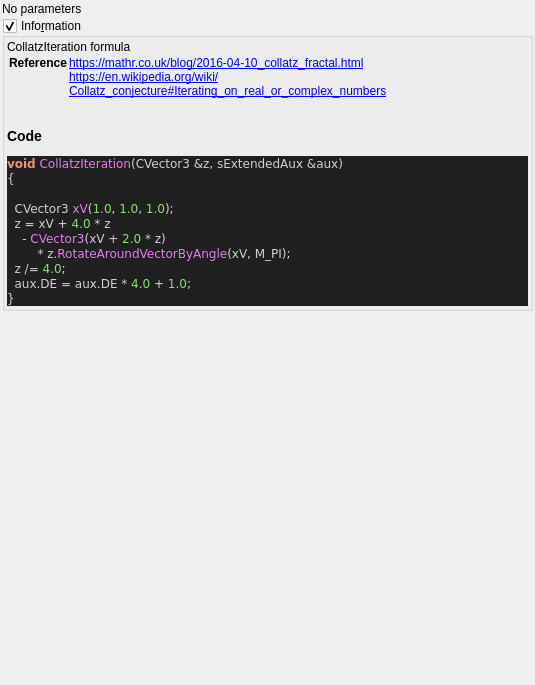
Qt form mandelbulber2/qt_data/fractal_collatz.ui (buddhi1980/mandelbulber2) before a commit.
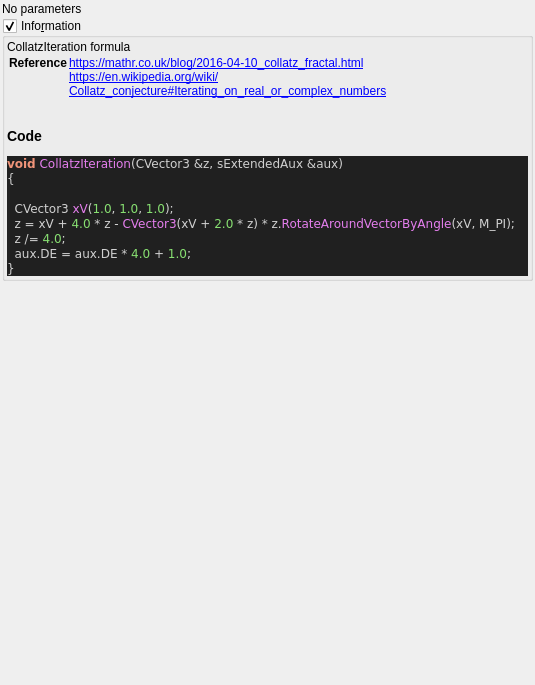
The same form after that commit. Custom widgets are drawn as their Qt base class.

The edit to the form file:
```diff
--- a/mandelbulber2/qt_data/fractal_collatz.ui
+++ b/mandelbulber2/qt_data/fractal_collatz.ui
@@ -77,9 +77,7 @@
 &lt;span style=&quot;color:#d0d0d0&quot;&gt;{&lt;/span&gt;
 
   CVector3 &lt;span style=&quot;color:#e47eed&quot;&gt;xV&lt;/span&gt;&lt;span style=&quot;color:#d0d0d0&quot;&gt;(&lt;/span&gt;&lt;span style=&quot;color:#87df71&quot;&gt;1.0&lt;/span&gt;&lt;span style=&quot;color:#d0d0d0&quot;&gt;,&lt;/span&gt; &lt;span style=&quot;color:#87df71&quot;&gt;1.0&lt;/span&gt;&lt;span style=&quot;color:#d0d0d0&quot;&gt;,&lt;/span&gt; &lt;span style=&quot;color:#87df71&quot;&gt;1.0&lt;/span&gt;&lt;span style=&quot;color:#d0d0d0&quot;&gt;);&lt;/span&gt;
-  z &lt;span style=&quot;color:#d0d0d0&quot;&gt;=&lt;/span&gt; xV &lt;span style=&quot;color:#d0d0d0&quot;&gt;+&lt;/span&gt; &lt;span style=&quot;color:#87df71&quot;&gt;4.0&lt;/span&gt; &lt;span style=&quot;color:#d0d0d0&quot;&gt;*&lt;/span&gt; z
-    &lt;span style=&quot;color:#d0d0d0&quot;&gt;-&lt;/span&gt; &lt;span style=&quot;color:#e47eed&quot;&gt;CVector3&lt;/span&gt;&lt;span style=&quot;color:#d0d0d0&quot;&gt;(&lt;/span&gt;xV &lt;span style=&quot;color:#d0d0d0&quot;&gt;+&lt;/span&gt; &lt;span style=&quot;color:#87df71&quot;&gt;2.0&lt;/span&gt; &lt;span style=&quot;color:#d0d0d0&quot;&gt;*&lt;/span&gt; z&lt;span style=&quot;color:#d0d0d0&quot;&gt;)&lt;/span&gt;
-        &lt;span style=&quot;color:#d0d0d0&quot;&gt;*&lt;/span&gt; z&lt;span style=&quot;color:#d0d0d0&quot;&gt;.&lt;/span&gt;&lt;span style=&quot;color:#e47eed&quot;&gt;RotateAroundVectorByAngle&lt;/span&gt;&lt;span style=&quot;color:#d0d0d0&quot;&gt;(&lt;/span&gt;xV&lt;span style=&quot;color:#d0d0d0&quot;&gt;,&lt;/span&gt; M_PI&lt;span style=&quot;color:#d0d0d0&quot;&gt;);&lt;/span&gt;
+  z &lt;span style=&quot;color:#d0d0d0&quot;&gt;=&lt;/span&gt; xV &lt;span style=&quot;color:#d0d0d0&quot;&gt;+&lt;/span&gt; &lt;span style=&quot;color:#87df71&quot;&gt;4.0&lt;/span&gt; &lt;span style=&quot;color:#d0d0d0&quot;&gt;*&lt;/span&gt; z &lt;span style=&quot;color:#d0d0d0&quot;&gt;-&lt;/span&gt; &lt;span style=&quot;color:#e47eed&quot;&gt;CVector3&lt;/span&gt;&lt;span style=&quot;color:#d0d0d0&quot;&gt;(&lt;/span&gt;xV &lt;span style=&quot;color:#d0d0d0&quot;&gt;+&lt;/span&gt; &lt;span style=&quot;color:#87df71&quot;&gt;2.0&lt;/span&gt; &lt;span style=&quot;color:#d0d0d0&quot;&gt;*&lt;/span&gt; z&lt;span style=&quot;color:#d0d0d0&quot;&gt;) *&lt;/span&gt; z&lt;span style=&quot;color:#d0d0d0&quot;&gt;.&lt;/span&gt;&lt;span style=&quot;color:#e47eed&quot;&gt;RotateAroundVectorByAngle&lt;/span&gt;&lt;span style=&quot;color:#d0d0d0&quot;&gt;(&lt;/span&gt;xV&lt;span style=&quot;color:#d0d0d0&quot;&gt;,&lt;/span&gt; M_PI&lt;span style=&quot;color:#d0d0d0&quot;&gt;);&lt;/span&gt;
   z &lt;span style=&quot;color:#d0d0d0&quot;&gt;/=&lt;/span&gt; &lt;span style=&quot;color:#87df71&quot;&gt;4.0&lt;/span&gt;&lt;span style=&quot;color:#d0d0d0&quot;&gt;;&lt;/span&gt;
   aux&lt;span style=&quot;color:#d0d0d0&quot;&gt;.&lt;/span&gt;DE &lt;span style=&quot;color:#d0d0d0&quot;&gt;=&lt;/span&gt; aux&lt;span style=&quot;color:#d0d0d0&quot;&gt;.&lt;/span&gt;DE &lt;span style=&quot;color:#d0d0d0&quot;&gt;*&lt;/span&gt; &lt;span style=&quot;color:#87df71&quot;&gt;4.0&lt;/span&gt; &lt;span style=&quot;color:#d0d0d0&quot;&gt;+&lt;/span&gt; &lt;span style=&quot;color:#87df71&quot;&gt;1.0&lt;/span&gt;&lt;span style=&quot;color:#d0d0d0&quot;&gt;;&lt;/span&gt;
 &lt;span style=&quot;color:#d0d0d0&quot;&gt;}&lt;/span&gt;
```
